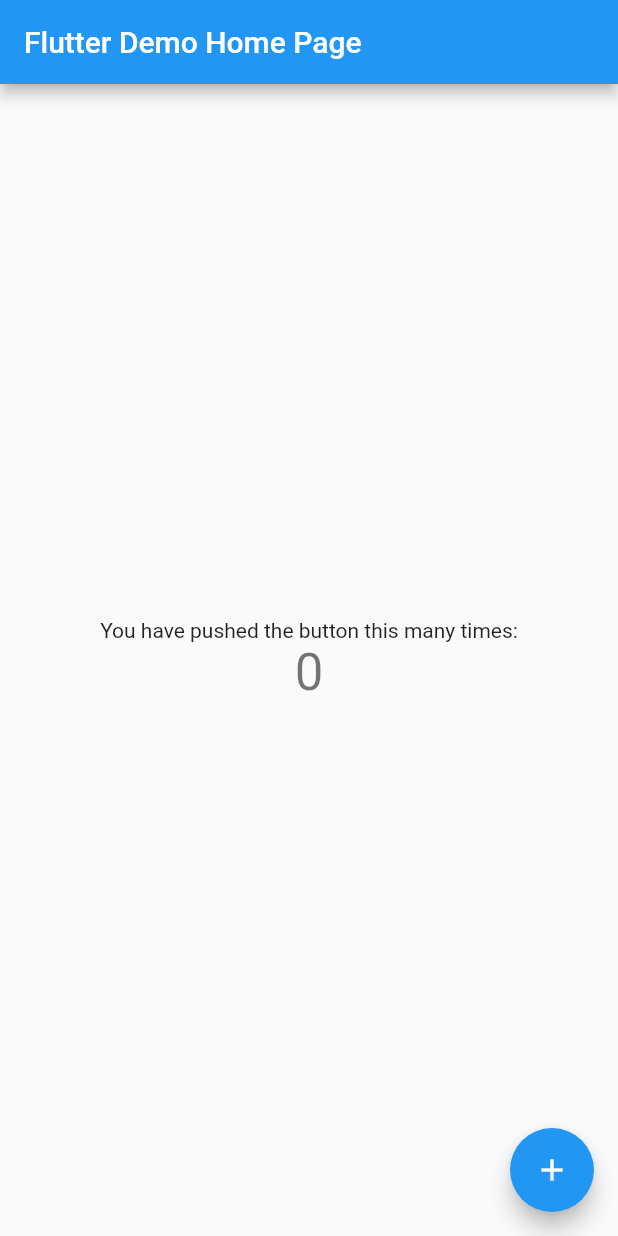
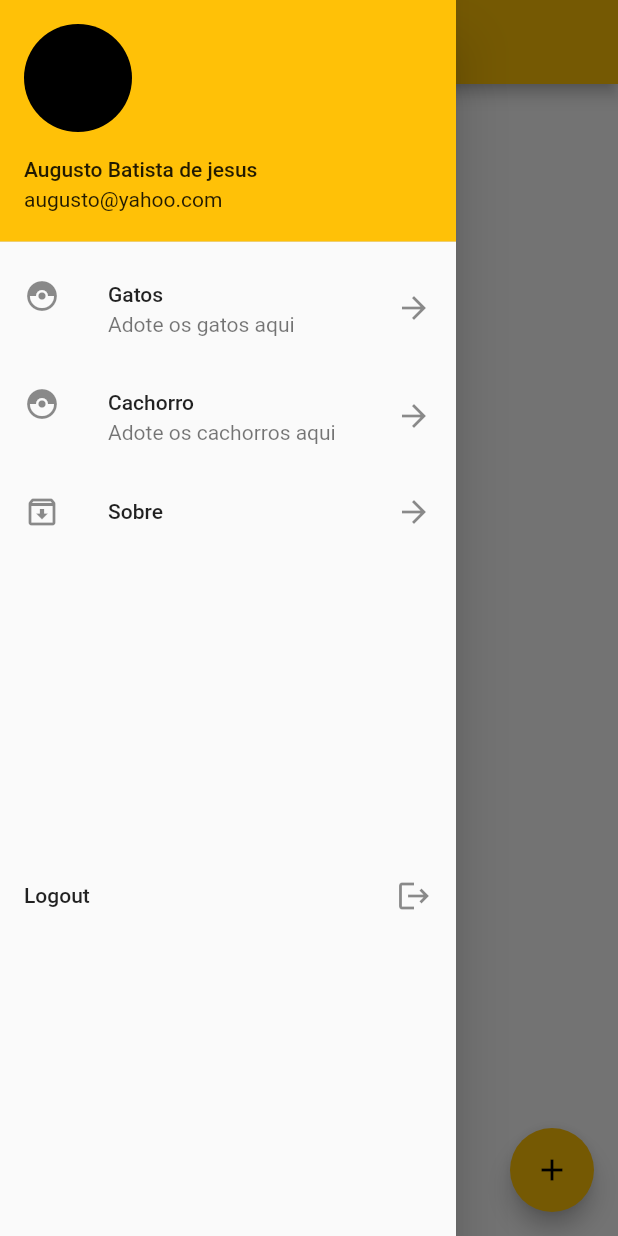
Before and after one commit to Augustob790/app_ong, a Flutter app: the screen it shows after launch, with the side drawer open (before the commit the screen has no drawer), on a phone screen of 412 x 824 dp. Run offline on Flutter 3.47's test engine with Material 2 defaults, Android fonts, the light colour scheme and no system bars.

Commit message:
feat: adding ui pages

```diff
--- a/lib/main.dart
+++ b/lib/main.dart
@@ -1,4 +1,6 @@
 import 'package:flutter/material.dart';
+
+import 'ui/pages/home/home.dart';
 
 void main() {
   runApp(const MyApp());
@@ -13,103 +15,10 @@
     return MaterialApp(
       title: 'Flutter Demo',
       theme: ThemeData(
-        // This is the theme of your application.
-        //
-        // Try running your application with "flutter run". You'll see the
-        // application has a blue toolbar. Then, without quitting the app, try
-        // changing the primarySwatch below to Colors.green and then invoke
-        // "hot reload" (press "r" in the console where you ran "flutter run",
-        // or simply save your changes to "hot reload" in a Flutter IDE).
-        // Notice that the counter didn't reset back to zero; the application
-        // is not restarted.
-        primarySwatch: Colors.blue,
+        primarySwatch: Colors.amber,
       ),
-      home: const MyHomePage(title: 'Flutter Demo Home Page'),
+      debugShowCheckedModeBanner: false,
+      home: const HomePage(),
     );
   }
 }
-
-class MyHomePage extends StatefulWidget {
-  const MyHomePage({Key? key, required this.title}) : super(key: key);
-
-  // This widget is the home page of your application. It is stateful, meaning
-  // that it has a State object (defined below) that contains fields that affect
-  // how it looks.
-
-  // This class is the configuration for the state. It holds the values (in this
-  // case the title) provided by the parent (in this case the App widget) and
-  // used by the build method of the State. Fields in a Widget subclass are
-  // always marked "final".
-
-  final String title;
-
-  @override
-  State<MyHomePage> createState() => _MyHomePageState();
-}
-
-class _MyHomePageState extends State<MyHomePage> {
-  int _counter = 0;
-
-  void _incrementCounter() {
-    setState(() {
-      // This call to setState tells the Flutter framework that something has
-      // changed in this State, which causes it to rerun the build method below
-      // so that the display can reflect the updated values. If we changed
-      // _counter without calling setState(), then the build method would not be
-      // called again, and so nothing would appear to happen.
-      _counter++;
-    });
-  }
-
-  @override
-  Widget build(BuildContext context) {
-    // This method is rerun every time setState is called, for instance as done
-    // by the _incrementCounter method above.
-    //
-    // The Flutter framework has been optimized to make rerunning build methods
-    // fast, so that you can just rebuild anything that needs updating rather
-    // than having to individually change instances of widgets.
-    return Scaffold(
-      appBar: AppBar(
-        // Here we take the value from the MyHomePage object that was created by
-        // the App.build method, and use it to set our appbar title.
-        title: Text(widget.title),
-      ),
-      body: Center(
-        // Center is a layout widget. It takes a single child and positions it
-        // in the middle of the parent.
-        child: Column(
-          // Column is also a layout widget. It takes a list of children and
-          // arranges them vertically. By default, it sizes itself to fit its
-          // children horizontally, and tries to be as tall as its parent.
-          //
-          // Invoke "debug painting" (press "p" in the console, choose the
-          // "Toggle Debug Paint" action from the Flutter Inspector in Android
-          // Studio, or the "Toggle Debug Paint" command in Visual Studio Code)
-          // to see the wireframe for each widget.
-          //
-          // Column has various properties to control how it sizes itself and
-          // how it positions its children. Here we use mainAxisAlignment to
-          // center the children vertically; the main axis here is the vertical
-          // axis because Columns are vertical (the cross axis would be
-          // horizontal).
-          mainAxisAlignment: MainAxisAlignment.center,
-          children: <Widget>[
-            const Text(
-              'You have pushed the button this many times:',
-            ),
-            Text(
-              '$_counter',
-              style: Theme.of(context).textTheme.headline4,
-            ),
-          ],
-        ),
-      ),
-      floatingActionButton: FloatingActionButton(
-        onPressed: _incrementCounter,
-        tooltip: 'Increment',
-        child: const Icon(Icons.add),
-      ), // This trailing comma makes auto-formatting nicer for build methods.
-    );
-  }
-}
--- a/lib/ui/pages/cat/cat/views/cat.web.dart
+++ b/lib/ui/pages/cat/cat/views/cat.web.dart
@@ -0,0 +1,17 @@
+import 'package:flutter/material.dart';
+
+class CatPage extends StatelessWidget {
+  const CatPage({Key? key}) : super(key: key);
+
+  @override
+  Widget build(BuildContext context) {
+    return Scaffold(
+      appBar: AppBar(
+        title: const Text("Gatos"),
+      ),
+      body: const Center(
+        child: Text("Tela gato"),
+      ),
+    );
+  }
+}
--- a/lib/ui/pages/dog/dog/views/dog.web.dart
+++ b/lib/ui/pages/dog/dog/views/dog.web.dart
@@ -0,0 +1,17 @@
+import 'package:flutter/material.dart';
+
+class DogPage extends StatelessWidget {
+  const DogPage({Key? key}) : super(key: key);
+
+  @override
+  Widget build(BuildContext context) {
+    return Scaffold(
+      appBar: AppBar(
+        title: const Text("Cachorro"),
+      ),
+      body: const Center(
+        child: Text("Tela cachorro"),
+      ),
+    );
+  }
+}
--- /dev/null
+++ b/lib/ui/pages/home/home.dart
@@ -0,0 +1,72 @@
+import 'package:flutter/material.dart';
+
+class HomePage extends StatelessWidget {
+  const HomePage({Key? key}) : super(key: key);
+
+  @override
+  Widget build(BuildContext context) {
+    return Scaffold(
+      appBar: AppBar(
+        title: const Text("Anjo de Quatro Patas"),
+      ),
+      body: const Center(
+        child: Text("Tela Home"),
+      ),
+      drawer: Drawer(
+        child: ListView(
+          children: const [
+            UserAccountsDrawerHeader(
+                accountName: Text("Augusto Batista de jesus"),
+                accountEmail: Text("augusto@yahoo.com"),
+                currentAccountPicture: CircleAvatar(
+                  radius: 30.0,
+                  // backgroundImage: NetworkImage(
+                  //     'http://www.macoratti.net/imagens/pessoas/mac.jpg'),
+                  backgroundColor: Colors.black,
+                )),
+            ListTile(
+              leading: Icon(Icons.catching_pokemon_outlined),
+              title: Text("Gatos"),
+              subtitle: Text("Adote os gatos aqui"),
+              trailing: Icon(Icons.arrow_forward),
+              // onTap: () {
+              //   debugPrint('toquei no drawer');
+              // }),
+            ),
+            ListTile(
+              leading: Icon(Icons.catching_pokemon_outlined),
+              title: Text("Cachorro"),
+              subtitle: Text("Adote os cachorros aqui"),
+              trailing: Icon(Icons.arrow_forward),
+              // onTap: () {
+              //   debugPrint('toquei no drawer');
+              // }),
+            ),
+            ListTile(
+              leading: Icon(Icons.archive_outlined),
+              title: Text("Sobre"),
+              trailing: Icon(Icons.arrow_forward),
+              // onTap: () {
+              //   debugPrint('toquei no drawer');
+              // }),
+            ),
+            SizedBox(
+              height: 200,
+            ),
+            ListTile(
+              title: Text("Logout"),
+
+              trailing: Icon(Icons.logout),
+              // onTap: () {
+              //   debugPrint('toquei no drawer');
+              // }),
+            )
+          ],
+        ),
+      ),
+      floatingActionButton:
+          FloatingActionButton(child: const Icon(Icons.add), onPressed: () {}),
+      floatingActionButtonLocation: FloatingActionButtonLocation.endFloat,
+    );
+  }
+}
--- a/pubspec.yaml
+++ b/pubspec.yaml
@@ -45,6 +45,8 @@
   # package. See that file for information about deactivating specific lint
   # rules and activating additional ones.
   flutter_lints: ^1.0.0
+  get: ^4.6.5
+
 
 # For information on the generic Dart part of this file, see the
 # following page: https://dart.dev/tools/pub/pubspec
```
Also changed, not shown: pubspec.lock, 1 other file.
